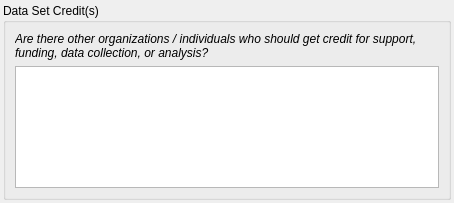
Above: pymdwizard/gui/ui_files/DataCredit.ui from DOI-USGS/fort-pymdwizard before the change. Below: the same form after it.
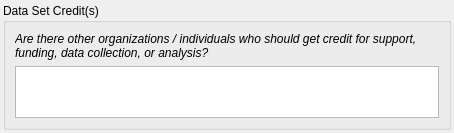
That is the form after the change.

The edit to the form file:
```diff
--- a/pymdwizard/gui/ui_files/DataCredit.ui
+++ b/pymdwizard/gui/ui_files/DataCredit.ui
@@ -7,9 +7,21 @@
     <x>0</x>
     <y>0</y>
     <width>454</width>
-    <height>203</height>
+    <height>133</height>
    </rect>
   </property>
+  <property name="minimumSize">
+   <size>
+    <width>0</width>
+    <height>100</height>
+   </size>
+  </property>
+  <property name="maximumSize">
+   <size>
+    <width>16777215</width>
+    <height>133</height>
+   </size>
+  </property>
   <property name="font">
    <font>
     <family>Arial</family>
```
